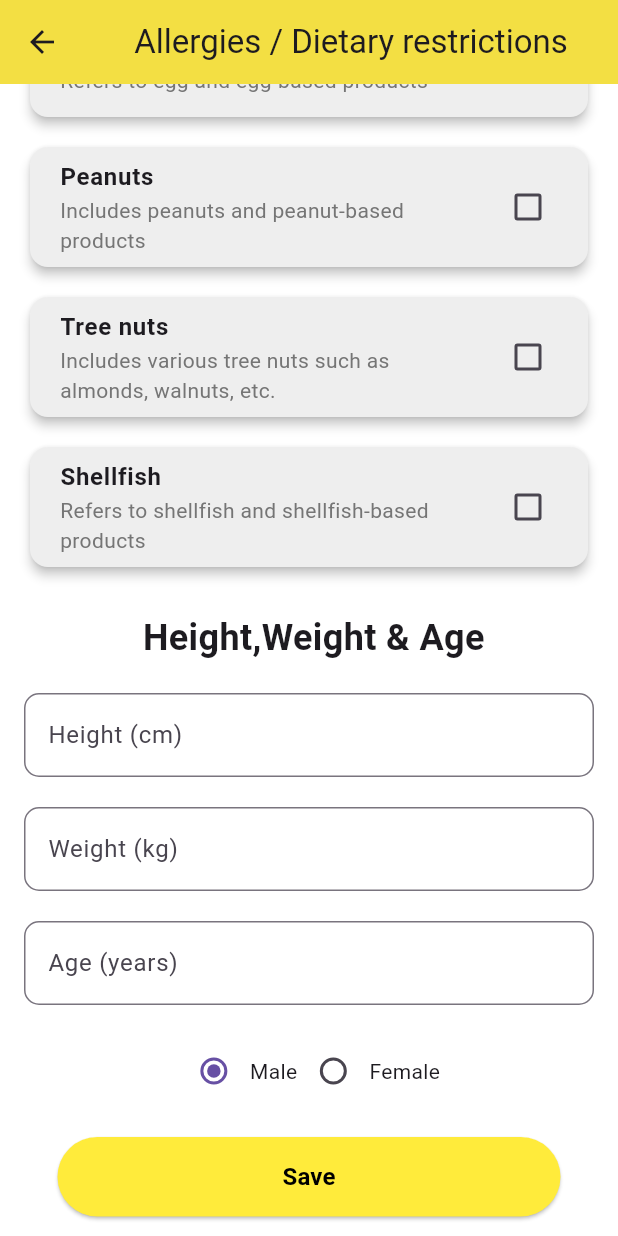
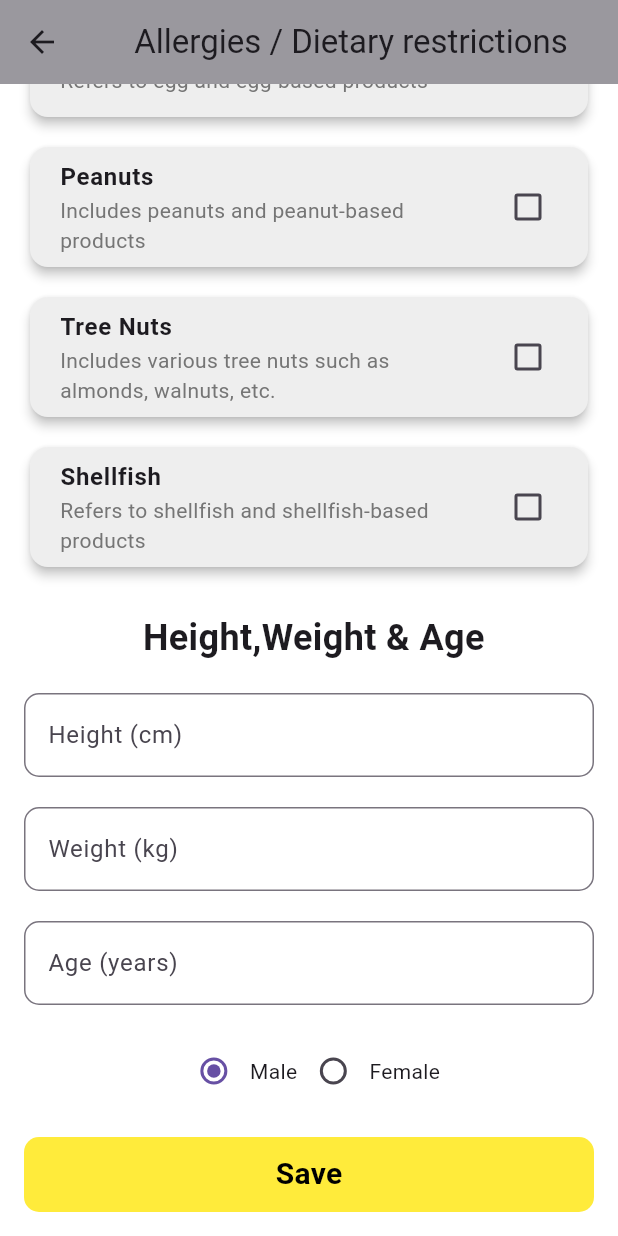
Before and after one commit to AbdhalRiyas/SriCuisine, a Flutter app: the SpecPage screen opened directly, scrolled down 322 dp, on a phone screen of 412 x 824 dp. Run offline on Flutter 3.47's test engine with Material 3 defaults, Android fonts, the phone set to English and light mode, and no system bars; our stand-ins replace google_nav_bar, iconsax; Roboto replaces fonts that are missing (Times New Roman).

Commit message:
update specification page

```diff
--- a/frontend/lib/pages.dart/specification_page.dart
+++ b/frontend/lib/pages.dart/specification_page.dart
@@ -1,14 +1,21 @@
 import 'package:flutter/material.dart';
 import 'package:flutter_application_1/components.dart/save_button.dart';
+import 'package:flutter_application_1/pages.dart/available_ingredients_screen.dart';
 
 class SpecPage extends StatefulWidget {
-  const SpecPage({Key? key});
+  //const SpecPage({Key? key});
 
   @override
   State<SpecPage> createState() => _SpecPageState();
 }
 
 class _SpecPageState extends State<SpecPage> {
+  final _formfield = GlobalKey<FormState>();
+  final heightController = TextEditingController();
+  final weightController = TextEditingController();
+  final ageController = TextEditingController();
+  bool passToggle = true;
+
   //checkbox
   List<Map<String, dynamic>> availableSpecification = [
     {
@@ -32,7 +39,7 @@ class _SpecPageState extends State<SpecPage> {
       "isChecked": false
     },
     {
-      "name": "Tree nuts",
+      "name": "Tree Nuts",
       "description":
           "Includes various tree nuts such as almonds, walnuts, etc.",
       "isChecked": false
@@ -46,11 +53,11 @@ class _SpecPageState extends State<SpecPage> {
 
   //save button details
 
-  void saveUserIn() {}
+  // void saveUserIn() {}
 
-  double _height = 0.0;
-  double _weight = 0.0;
-  int _age = 0;
+  // double _height = 0.0;
+  // double _weight = 0.0;
+  // int _age = 0;
   String _selectedGender = 'Male';
 
   @override
@@ -63,11 +70,13 @@ class _SpecPageState extends State<SpecPage> {
             "Allergies / Dietary restrictions",
           ),
         ),
-        backgroundColor: Colors.yellow,
+        backgroundColor: Colors.grey,
       ),
       body: SingleChildScrollView(
         child: Container(
           padding: const EdgeInsets.all(16.0),
+          child: Form(
+            key: _formfield,
             child: Column(
               crossAxisAlignment: CrossAxisAlignment.stretch,
               children: <Widget>[
@@ -120,8 +129,11 @@ class _SpecPageState extends State<SpecPage> {
                 const SizedBox(
                   height: 10,
                 ),
+
                 // const Divider(height: 5),
+
                 const SizedBox(height: 10),
+
                 const Center(
                   child: Text(
                     " Height,Weight & Age",
@@ -137,52 +149,101 @@ class _SpecPageState extends State<SpecPage> {
                     return Container();
                   }).toList(),
                 ),
+
                 const SizedBox(height: 20),
-              TextField(
+
+                TextFormField(
                   keyboardType: TextInputType.number,
+                  controller: heightController,
                   decoration: InputDecoration(
                     labelText: 'Height (cm)',
                     border: OutlineInputBorder(
                       borderRadius: BorderRadius.circular(10.0),
                     ),
                   ),
-                onChanged: (value) {
-                  setState(() {
-                    _height = double.tryParse(value) ?? 0.0;
-                  });
+                  // onChanged: (value) {
+                  //   setState(() {
+                  //     _height = double.tryParse(value) ?? 0.0;
+                  //   });
+                  // },
+                  validator: (value) {
+                    bool heightValid = RegExp(r'^\d{2,3}$').hasMatch(value!);
+
+                    if (value.isEmpty) {
+                      return "Enter user Height";
+                    } else if (!heightValid) {
+                      return "Enter Valid user Height";
+                    }
                   },
                 ),
+
                 const SizedBox(height: 20),
-              TextField(
+
+                TextFormField(
                   keyboardType: TextInputType.number,
+                  controller: weightController,
                   decoration: InputDecoration(
                     labelText: 'Weight (kg)',
                     border: OutlineInputBorder(
                       borderRadius: BorderRadius.circular(10.0),
                     ),
                   ),
-                onChanged: (value) {
-                  setState(() {
-                    _weight = double.tryParse(value) ?? 0.0;
-                  });
+                  // onChanged: (value) {
+                  //   setState(() {
+                  //     _weight = double.tryParse(value) ?? 0.0;
+                  //   });
+                  // },
+
+                  validator: (value) {
+                    bool weightValid = RegExp(r'^\d{2,3}$').hasMatch(value!);
+
+                    if (value.isEmpty) {
+                      return "Enter user Weight";
+                    } else if (!weightValid) {
+                      return "Enter Valid user Weight";
+                    }
                   },
                 ),
+
                 const SizedBox(height: 20),
-              TextField(
+
+                TextFormField(
                   keyboardType: TextInputType.number,
+                  controller: ageController,
                   decoration: InputDecoration(
                     labelText: 'Age (years)',
                     border: OutlineInputBorder(
                       borderRadius: BorderRadius.circular(10.0),
                     ),
+                    // suffix: InkWell(
+                    //   onTap: () {
+                    //     setState(() {
+                    //       passToggle = !passToggle;
+                    //     });
+                    //   },
+                    // )
                   ),
-                onChanged: (value) {
-                  setState(() {
-                    _age = int.tryParse(value) ?? 0;
-                  });
+
+                  // onChanged: (value) {
+                  //   setState(() {
+                  //     _age = int.tryParse(value) ?? 0;
+                  //   });
+                  // },
+
+                  validator: (value) {
+                    bool ageValid =
+                        RegExp(r'^(?:[1-9][0-9]?|100)$').hasMatch(value!);
+
+                    if (value.isEmpty) {
+                      return "Enter user Age";
+                    } else if (!ageValid) {
+                      return "Enter Valid user Age";
+                    }
                   },
                 ),
+
                 const SizedBox(height: 20),
+
                 Row(
                   mainAxisAlignment: MainAxisAlignment.center,
                   children: <Widget>[
@@ -208,44 +269,54 @@ class _SpecPageState extends State<SpecPage> {
                     const Text('Female'),
                   ],
                 ),
+
                 const SizedBox(height: 20),
-              Center(
-                child: CustomSaveButton(
-                  onTap: saveUserIn,
+
+                // Center(
+                //   child: CustomSaveButton(
+                //     onTap: saveUserIn,
+                //   ),
+                // ),
+
+                InkWell(
+                  onTap: () {
+                    if (_formfield.currentState!.validate()) {
+                      print("Data Addeed Successfully");
+                      heightController.clear();
+                      weightController.clear();
+                      ageController.clear();
+
+                      Navigator.pushAndRemoveUntil(
+                        context,
+                        MaterialPageRoute(
+                            builder: (context) => AvailableIngredientsScreen()),
+                        (Route<dynamic> route) => false,
+                      );
+                    }
+                  },
+
+                  //button editing
+
+                  child: Container(
+                    height: 50,
+                    decoration: BoxDecoration(
+                        color: Colors.yellow,
+                        borderRadius: BorderRadius.circular(10)),
+                    child: const Center(
+                        child: Text(
+                      "Save",
+                      style: TextStyle(
+                        color: Colors.black,
+                        fontSize: 20,
+                        fontWeight: FontWeight.bold,
+                      ),
+                    )),
                   ),
                 ),
               ],
             ),
           ),
         ),
-    );
-  }
-}
-
-// Custom Save Button Widget
-class CustomSaveButton extends StatelessWidget {
-  final VoidCallback onTap;
-
-  const CustomSaveButton({Key? key, required this.onTap}) : super(key: key);
-
-  @override
-  Widget build(BuildContext context) {
-    return ElevatedButton(
-      onPressed: onTap,
-      style: ElevatedButton.styleFrom(
-        backgroundColor: Colors.yellow,
-        padding: const EdgeInsets.symmetric(horizontal: 150, vertical: 15),
-        shape: RoundedRectangleBorder(
-          borderRadius: BorderRadius.circular(30),
-        ),
-      ),
-      child: const Text(
-        'Save',
-        style: TextStyle(
-          color: Colors.black,
-          fontSize: 16,
-          fontWeight: FontWeight.bold,
-        ),
       ),
     );
   }
```
Lines whose indentation alone changed are shown as unchanged.
